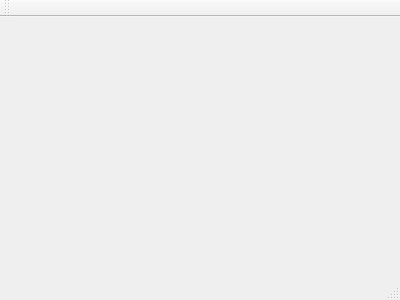
The window that ui/latools/latools.ui (oscarbranson/latools) describes before a commit, drawn with Qt 5.
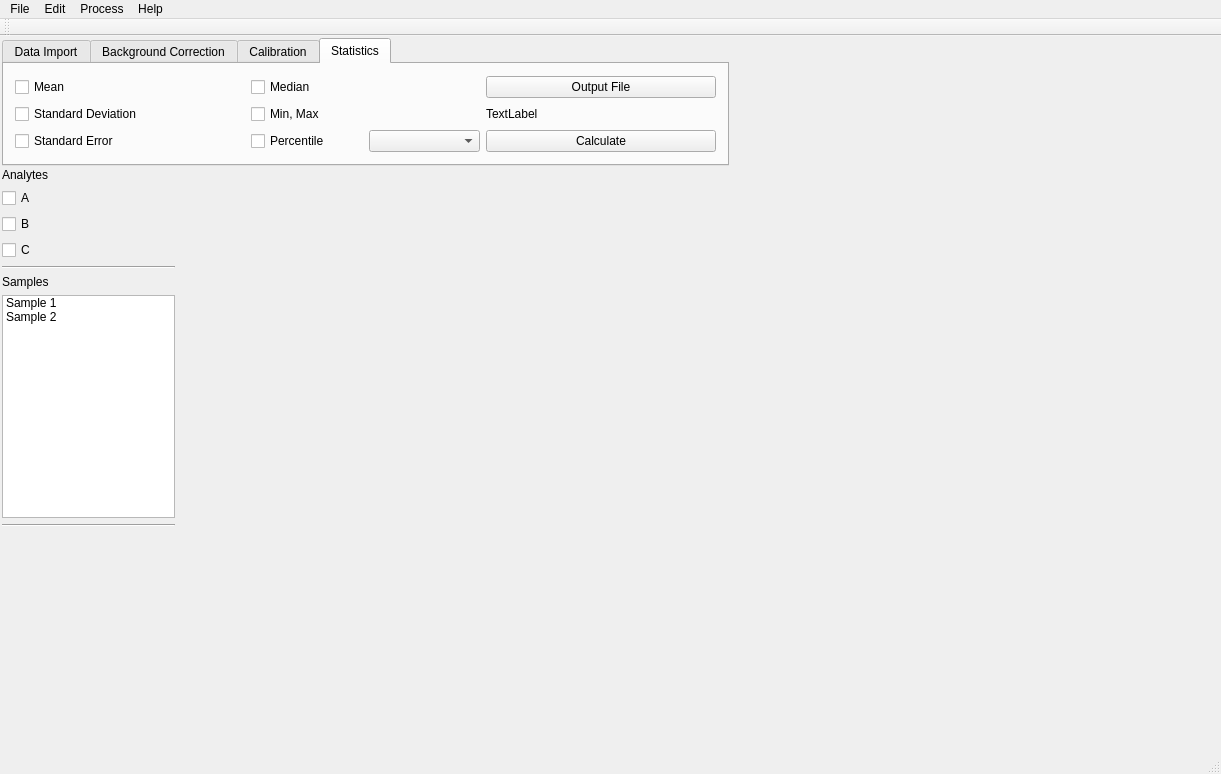
The same window after the commit. The open tabs and pages were chosen to show the change.

Commit message: Qt Designer Interface

The edit to the form file:
```diff
--- a/ui/latools/latools.ui
+++ b/ui/latools/latools.ui
@@ -1,24 +1,445 @@
 <ui version="4.0">
  <class>latools</class>
- <widget class="QMainWindow" name="latools" >
-  <property name="geometry" >
+ <widget class="QMainWindow" name="latools">
+  <property name="geometry">
    <rect>
     <x>0</x>
     <y>0</y>
-    <width>400</width>
-    <height>300</height>
+    <width>1221</width>
+    <height>774</height>
    </rect>
   </property>
   <property name="windowTitle" >
    <string>latools</string>
   </property>
-  <widget class="QMenuBar" name="menuBar" />
-  <widget class="QToolBar" name="mainToolBar" />
-  <widget class="QWidget" name="centralWidget" />
-  <widget class="QStatusBar" name="statusBar" />
+  <widget class="QWidget" name="mainWindow">
+   <property name="mouseTracking">
+    <bool>false</bool>
+   </property>
+   <layout class="QVBoxLayout" name="verticalLayout" stretch="1,5">
+    <property name="spacing">
+     <number>2</number>
+    </property>
+    <property name="leftMargin">
+     <number>2</number>
+    </property>
+    <property name="topMargin">
+     <number>2</number>
+    </property>
+    <property name="rightMargin">
+     <number>2</number>
+    </property>
+    <property name="bottomMargin">
+     <number>2</number>
+    </property>
+    <item>
+     <layout class="QHBoxLayout" name="topPanel" stretch="3,2">
+      <property name="sizeConstraint">
+       <enum>QLayout::SetMaximumSize</enum>
+      </property>
+      <item>
+       <widget class="QTabWidget" name="proc_tabs">
+        <property name="sizePolicy">
+         <sizepolicy hsizetype="Expanding" vsizetype="Fixed">
+          <horstretch>0</horstretch>
+          <verstretch>0</verstretch>
+         </sizepolicy>
+        </property>
+        <property name="currentIndex">
+         <number>1</number>
+        </property>
+        <widget class="QWidget" name="tab_load">
+         <attribute name="title">
+          <string>Data Import</string>
+         </attribute>
+         <layout class="QGridLayout" name="gridLayout_2">
+          <item row="0" column="0">
+           <layout class="QGridLayout" name="load_layout" columnstretch="1,4">
+            <item row="0" column="0">
+             <widget class="QPushButton" name="btn_import">
+              <property name="text">
+               <string>Import Data</string>
+              </property>
+             </widget>
+            </item>
+            <item row="1" column="0">
+             <widget class="QPushButton" name="btn_dspk">
+              <property name="text">
+               <string>Despike Data</string>
+              </property>
+             </widget>
+            </item>
+            <item row="0" column="1">
+             <widget class="QLabel" name="lbl_wdir">
+              <property name="text">
+               <string>TextLabel</string>
+              </property>
+             </widget>
+            </item>
+            <item row="1" column="1">
+             <widget class="QLabel" name="lbl_dspk">
+              <property name="text">
+               <string>TextLabel</string>
+              </property>
+             </widget>
+            </item>
+           </layout>
+          </item>
+         </layout>
+        </widget>
+        <widget class="QWidget" name="tab_bkg">
+         <attribute name="title">
+          <string>Background Correction</string>
+         </attribute>
+         <layout class="QGridLayout" name="gridLayout_4">
+          <item row="0" column="1">
+           <layout class="QGridLayout" name="bkg_layout" columnstretch="1,1,3">
+            <item row="1" column="0">
+             <widget class="QCheckBox" name="chk_refine">
+              <property name="text">
+               <string>Refine ID Mode</string>
+              </property>
+             </widget>
+            </item>
+            <item row="0" column="1">
+             <widget class="QComboBox" name="drp_idanalyte"/>
+            </item>
+            <item row="0" column="0">
+             <widget class="QPushButton" name="btn_bkgid">
+              <property name="text">
+               <string>Automatic ID</string>
+              </property>
+             </widget>
+            </item>
+            <item row="0" column="2">
+             <widget class="QLabel" name="lbl_ided">
+              <property name="text">
+               <string>TextLabel</string>
+              </property>
+             </widget>
+            </item>
+           </layout>
+          </item>
+         </layout>
+        </widget>
+        <widget class="QWidget" name="tab_srm">
+         <attribute name="title">
+          <string>Calibration</string>
+         </attribute>
+         <layout class="QGridLayout" name="gridLayout_6">
+          <item row="0" column="0">
+           <layout class="QGridLayout" name="srm_layout" columnstretch="1,4">
+            <item row="1" column="0">
+             <widget class="QPushButton" name="btn_srmdat">
+              <property name="text">
+               <string>SRM Data File</string>
+              </property>
+             </widget>
+            </item>
+            <item row="0" column="0">
+             <widget class="QPushButton" name="btn_srmid">
+              <property name="text">
+               <string>Identify SRMs</string>
+              </property>
+             </widget>
+            </item>
+            <item row="0" column="1">
+             <widget class="QLabel" name="lbl_srmid">
+              <property name="text">
+               <string>TextLabel</string>
+              </property>
+             </widget>
+            </item>
+            <item row="1" column="1">
+             <widget class="QLabel" name="lbl_srmdat">
+              <property name="text">
+               <string>TextLabel</string>
+              </property>
+             </widget>
+            </item>
+           </layout>
+          </item>
+         </layout>
+        </widget>
+        <widget class="QWidget" name="tab_stat">
+         <attribute name="title">
+          <string>Statistics</string>
+         </attribute>
+         <layout class="QGridLayout" name="gridLayout_8">
+          <item row="3" column="0">
+           <layout class="QGridLayout" name="stat_layout">
+            <property name="leftMargin">
+             <number>0</number>
+            </property>
+            <item row="1" column="1">
+             <widget class="QCheckBox" name="chk_minmax">
+              <property name="text">
+               <string>Min, Max</string>
+              </property>
+             </widget>
+            </item>
+            <item row="1" column="0">
+             <widget class="QCheckBox" name="chk_std">
+              <property name="text">
+               <string>Standard Deviation</string>
+              </property>
+             </widget>
+            </item>
+            <item row="0" column="1">
+             <widget class="QCheckBox" name="chk_med">
+              <property name="text">
+               <string>Median</string>
+              </property>
+             </widget>
+            </item>
+            <item row="0" column="0">
+             <widget class="QCheckBox" name="chk_mean">
+              <property name="text">
+               <string>Mean</string>
+              </property>
+             </widget>
+            </item>
+            <item row="2" column="1">
+             <layout class="QHBoxLayout" name="percent_layout">
+              <item>
+               <widget class="QCheckBox" name="chk_percent">
+                <property name="text">
+                 <string>Percentile</string>
+                </property>
+               </widget>
+              </item>
+              <item>
+               <widget class="QComboBox" name="drp_percent">
+                <property name="iconSize">
+                 <size>
+                  <width>12</width>
+                  <height>12</height>
+                 </size>
+                </property>
+               </widget>
+              </item>
+             </layout>
+            </item>
+            <item row="2" column="0">
+             <widget class="QCheckBox" name="chk_se">
+              <property name="text">
+               <string>Standard Error</string>
+              </property>
+             </widget>
+            </item>
+            <item row="2" column="2">
+             <widget class="QPushButton" name="btn_statcalc">
+              <property name="text">
+               <string>Calculate</string>
+              </property>
+             </widget>
+            </item>
+            <item row="0" column="2">
+             <widget class="QPushButton" name="btn_statout">
+              <property name="text">
+               <string>Output File</string>
+              </property>
+             </widget>
+            </item>
+            <item row="1" column="2">
+             <widget class="QLabel" name="lbl_statout">
+              <property name="text">
+               <string>TextLabel</string>
+              </property>
+             </widget>
+            </item>
+           </layout>
+          </item>
+         </layout>
+        </widget>
+       </widget>
+      </item>
+      <item>
+       <widget class="QWidget" name="log" native="true">
+        <zorder>gridLayoutWidget</zorder>
+       </widget>
+      </item>
+     </layout>
+    </item>
+    <item>
+     <layout class="QHBoxLayout" name="plotLayout" stretch="1,6">
+      <item>
+       <layout class="QVBoxLayout" name="optionsPane">
+        <item>
+         <widget class="QLabel" name="lbl_analytes">
+          <property name="text">
+           <string>Analytes</string>
+          </property>
+          <property name="scaledContents">
+           <bool>false</bool>
+          </property>
+         </widget>
+        </item>
+        <item>
+         <widget class="QCheckBox" name="checkBox">
+          <property name="text">
+           <string>A</string>
+          </property>
+         </widget>
+        </item>
+        <item>
+         <widget class="QCheckBox" name="checkBox_3">
+          <property name="text">
+           <string>B</string>
+          </property>
+         </widget>
+        </item>
+        <item>
+         <widget class="QCheckBox" name="checkBox_2">
+          <property name="text">
+           <string>C</string>
+          </property>
+         </widget>
+        </item>
+        <item>
+         <widget class="Line" name="line">
+          <property name="orientation">
+           <enum>Qt::Horizontal</enum>
+          </property>
+         </widget>
+        </item>
+        <item>
+         <widget class="QLabel" name="lbl_samples">
+          <property name="text">
+           <string>Samples</string>
+          </property>
+         </widget>
+        </item>
+        <item>
+         <widget class="QListWidget" name="listWidget">
+          <item>
+           <property name="text">
+            <string>Sample 1</string>
+           </property>
+          </item>
+          <item>
+           <property name="text">
+            <string>Sample 2</string>
+           </property>
+          </item>
+         </widget>
+        </item>
+        <item>
+         <widget class="Line" name="line_2">
+          <property name="orientation">
+           <enum>Qt::Horizontal</enum>
+          </property>
+         </widget>
+        </item>
+        <item>
+         <spacer name="verticalSpacer">
+          <property name="orientation">
+           <enum>Qt::Vertical</enum>
+          </property>
+          <property name="sizeHint" stdset="0">
+           <size>
+            <width>20</width>
+            <height>40</height>
+           </size>
+          </property>
+         </spacer>
+        </item>
+       </layout>
+      </item>
+      <item>
+       <widget class="QWidget" name="plotPane" native="true"/>
+      </item>
+     </layout>
+    </item>
+   </layout>
+  </widget>
+  <widget class="QMenuBar" name="menuBar">
+   <property name="geometry">
+    <rect>
+     <x>0</x>
+     <y>0</y>
+     <width>1221</width>
+     <height>22</height>
+    </rect>
+   </property>
+   <widget class="QMenu" name="menuFile">
+    <property name="title">
+     <string>File</string>
+    </property>
+    <addaction name="actionLoad_Data_2"/>
+   </widget>
+   <widget class="QMenu" name="menuEdit">
+    <property name="title">
+     <string>Edit</string>
+    </property>
+   </widget>
+   <widget class="QMenu" name="menuProcess">
+    <property name="title">
+     <string>Process</string>
+    </property>
+    <addaction name="actionDespike"/>
+    <addaction name="actionIdentify_Background"/>
+    <addaction name="actionBackground_Correct"/>
+    <addaction name="actionRatio"/>
+    <addaction name="actionIdentify_Standards"/>
+    <addaction name="actionApply_SRMs"/>
+   </widget>
+   <widget class="QMenu" name="menuHelp">
+    <property name="title">
+     <string>Help</string>
+    </property>
+   </widget>
+   <addaction name="menuFile"/>
+   <addaction name="menuEdit"/>
+   <addaction name="menuProcess"/>
+   <addaction name="menuHelp"/>
+  </widget>
+  <widget class="QToolBar" name="mainToolBar">
+   <attribute name="toolBarArea">
+    <enum>TopToolBarArea</enum>
+   </attribute>
+   <attribute name="toolBarBreak">
+    <bool>false</bool>
+   </attribute>
+  </widget>
+  <widget class="QStatusBar" name="statusBar"/>
+  <action name="actionLoad_Data_2">
+   <property name="text">
+    <string>Load Data</string>
+   </property>
+  </action>
+  <action name="actionDespike">
+   <property name="text">
+    <string>Despike</string>
+   </property>
+  </action>
+  <action name="actionIdentify_Background">
+   <property name="text">
+    <string>Identify Background</string>
+   </property>
+  </action>
+  <action name="actionBackground_Correct">
+   <property name="text">
+    <string>Background Correct</string>
+   </property>
+  </action>
+  <action name="actionRatio">
+   <property name="text">
+    <string>Calculate Ratios</string>
+   </property>
+  </action>
+  <action name="actionIdentify_Standards">
+   <property name="text">
+    <string>Identify Standards</string>
+   </property>
+  </action>
+  <action name="actionApply_SRMs">
+   <property name="text">
+    <string>Apply SRMs</string>
+   </property>
+  </action>
  </widget>
- <layoutDefault spacing="6" margin="11" />
- <pixmapfunction></pixmapfunction>
+ <layoutdefault spacing="6" margin="11"/>
  <resources/>
  <connections/>
 </ui>
```
Left out of the diff: 3 changed lines with no effect on the pictures. The commit also changes 1 other file.
